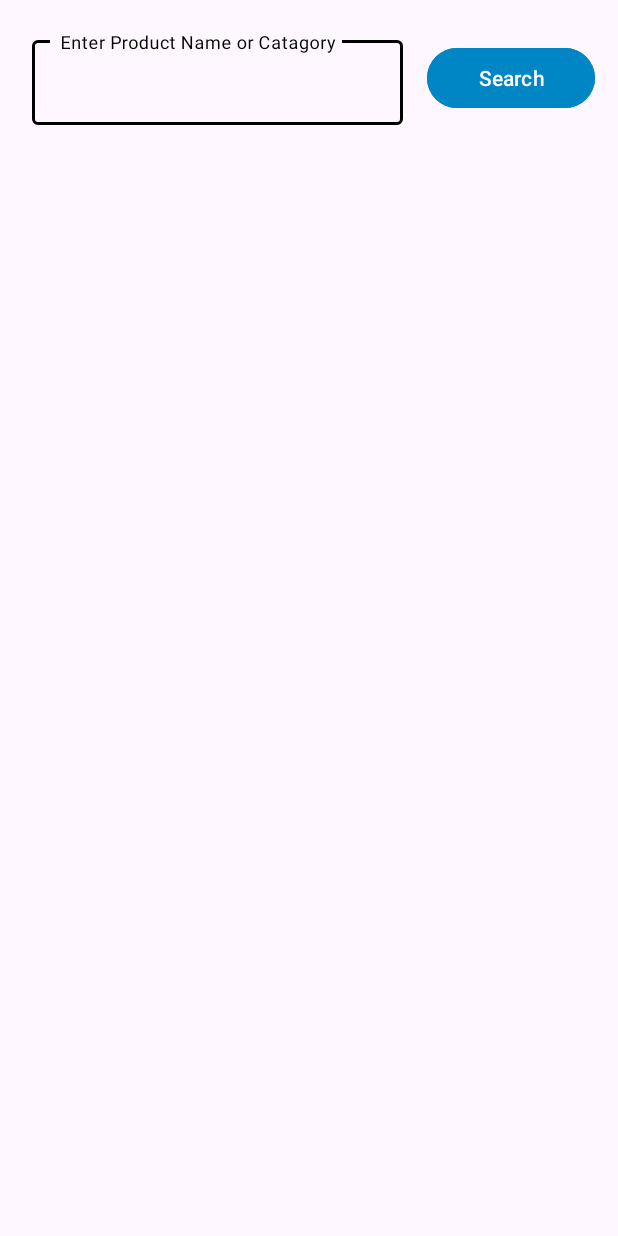
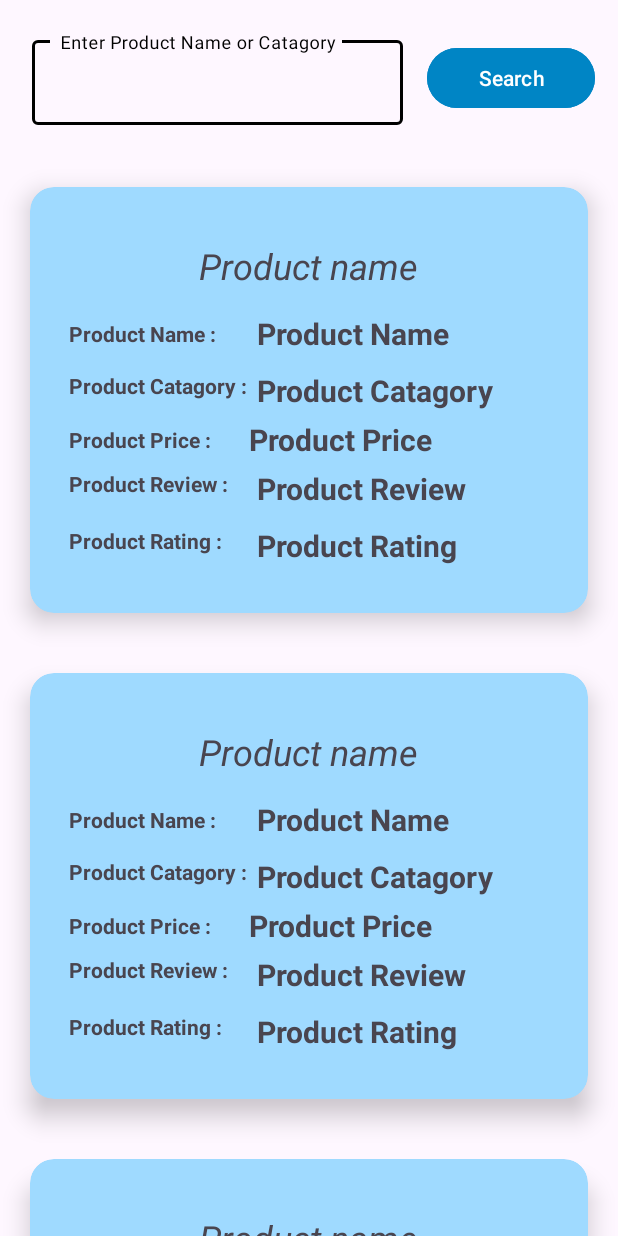
Before and after one commit to choyon-sarker/Ki-Kinbo, an Android app: the layout activity_search_product.xml on its own in the app's theme, with its tools: preview values and no code run, on a phone screen of 412 x 824 dp. Run offline under Robolectric (Android 15) with nearby library versions, the phone set to English and light mode, and no system bars.

Commit message:
search functionality added

```diff
--- /dev/null
+++ b/app/src/main/res/drawable/border.xml
@@ -0,0 +1,6 @@
+<?xml version="1.0" encoding="utf-8"?>
+<shape xmlns:android="http://schemas.android.com/apk/res/android">
+    <corners android:radius="20dp"/>
+    <solid android:color="@color/white"/>
+
+</shape>
--- a/app/src/main/res/layout/activity_main.xml
+++ b/app/src/main/res/layout/activity_main.xml
@@ -24,7 +24,7 @@
             >
 
             <com.google.android.material.textfield.TextInputEditText
-                android:id="@+id/ti"
+                android:id="@+id/hometi1"
                 android:layout_width="match_parent"
                 android:layout_height="wrap_content"
                 android:hint=" Enter Your ID"
--- a/app/src/main/res/layout/activity_search_product.xml
+++ b/app/src/main/res/layout/activity_search_product.xml
@@ -1,8 +1,9 @@
 <?xml version="1.0" encoding="utf-8"?>
-<androidx.constraintlayout.widget.ConstraintLayout xmlns:android="http://schemas.android.com/apk/res/android"
+<LinearLayout xmlns:android="http://schemas.android.com/apk/res/android"
     xmlns:app="http://schemas.android.com/apk/res-auto"
     xmlns:tools="http://schemas.android.com/tools"
     android:id="@+id/main"
+    android:orientation="vertical"
     android:layout_width="match_parent"
     android:layout_height="match_parent"
     tools:context=".SearchProduct">
@@ -13,12 +14,7 @@
         android:layout_height="wrap_content"
         android:orientation="horizontal"
         android:layout_margin="5dp"
-        app:layout_constraintBottom_toBottomOf="parent"
-        app:layout_constraintEnd_toEndOf="parent"
-        app:layout_constraintHorizontal_bias="0.0"
-        app:layout_constraintStart_toStartOf="parent"
-        app:layout_constraintTop_toTopOf="parent"
-        app:layout_constraintVertical_bias="0.0">
+        >
 
         <com.google.android.material.textfield.TextInputLayout
             android:layout_width="0dp"
@@ -31,7 +27,7 @@
             app:startIconTint="@color/black">
 
             <com.google.android.material.textfield.TextInputEditText
-                android:id="@+id/ti_productSearch"
+                android:id="@+id/ti_productSearchid"
                 android:layout_width="match_parent"
                 android:layout_height="wrap_content"
                 android:hint=" Enter Product Name or Catagory" />
@@ -39,25 +35,22 @@
         </com.google.android.material.textfield.TextInputLayout>
 
         <Button
-            android:id="@+id/btnSearch"
+            android:id="@+id/btnSearchid"
             android:layout_width="0dp"
             android:layout_height="wrap_content"
             android:layout_gravity="center_vertical"
             android:layout_marginRight="10dp"
             android:layout_weight="0.4"
+            android:gravity="center"
             android:backgroundTint="@color/blue"
             android:text="Search" />
     </LinearLayout>
 
     <androidx.recyclerview.widget.RecyclerView
-        android:id="@+id/recyclerViewSearch"
-        android:layout_width="412dp"
-        android:layout_height="630dp"
-        app:layout_constraintBottom_toBottomOf="parent"
-        app:layout_constraintEnd_toEndOf="parent"
-        app:layout_constraintHorizontal_bias="0.0"
-        app:layout_constraintStart_toStartOf="parent"
-        app:layout_constraintTop_toTopOf="parent"
-        app:layout_constraintVertical_bias="1.0" />
+        android:id="@+id/recyclerViewSearchid"
+        android:layout_width="match_parent"
+        android:layout_height="wrap_content"
+        tools:listitem="@layout/product_list_item"
+         />
 
-</androidx.constraintlayout.widget.ConstraintLayout>
+</LinearLayout>
--- a/app/src/main/res/layout/product_list_item.xml
+++ b/app/src/main/res/layout/product_list_item.xml
@@ -7,9 +7,8 @@
     app:cardElevation="10dp"
     android:elevation="20dp"
     android:backgroundTint="#9FDAFF"
-
     app:cardCornerRadius="16dp"
-    android:layout_margin="10dp">
+    android:layout_margin="20dp">
 
     <LinearLayout
         android:layout_width="match_parent"
@@ -118,7 +117,7 @@
                 android:id="@+id/tvProductRatingid"
                 android:layout_width="wrap_content"
                 android:layout_height="wrap_content"
-                android:text="Employee Rating"
+                android:text="Product Rating"
                 android:textStyle="bold"
                 android:layout_margin="5dp"
                 android:textSize="20dp"/>
```
Also changed, not shown: app/src/main/java/com/devdroid/kikinbo/MainActivity.kt (+33 -15 lines), app/src/main/java/com/devdroid/kikinbo/SearchProduct.kt (+48 -0 lines), app/src/main/java/com/devdroid/kikinbo/SearchProductAdapter.kt (added, +43 -0 lines).
